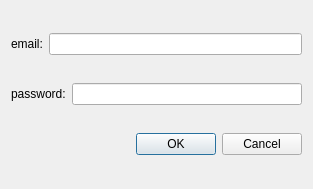
The window that python_application/gui/ui_files/sign-up_dialog.ui (MohammadIbraheem71/Image_filter_applicator) describes before a commit, drawn with Qt 5.
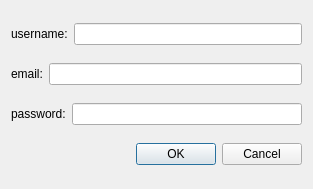
The same window after the commit.

The edit to the form file:
```diff
--- a/python_application/gui/ui_files/sign-up_dialog.ui
+++ b/python_application/gui/ui_files/sign-up_dialog.ui
@@ -14,6 +14,20 @@
    <string>Dialog</string>
   </property>
   <layout class="QVBoxLayout" name="verticalLayout">
+   <item>
+    <layout class="QHBoxLayout" name="horizontalLayout_3">
+     <item>
+      <widget class="QLabel" name="username_lbl">
+       <property name="text">
+        <string>username:</string>
+       </property>
+      </widget>
+     </item>
+     <item>
+      <widget class="QLineEdit" name="username_edt"/>
+     </item>
+    </layout>
+   </item>
    <item>
     <layout class="QHBoxLayout" name="horizontalLayout">
      <item>
```
